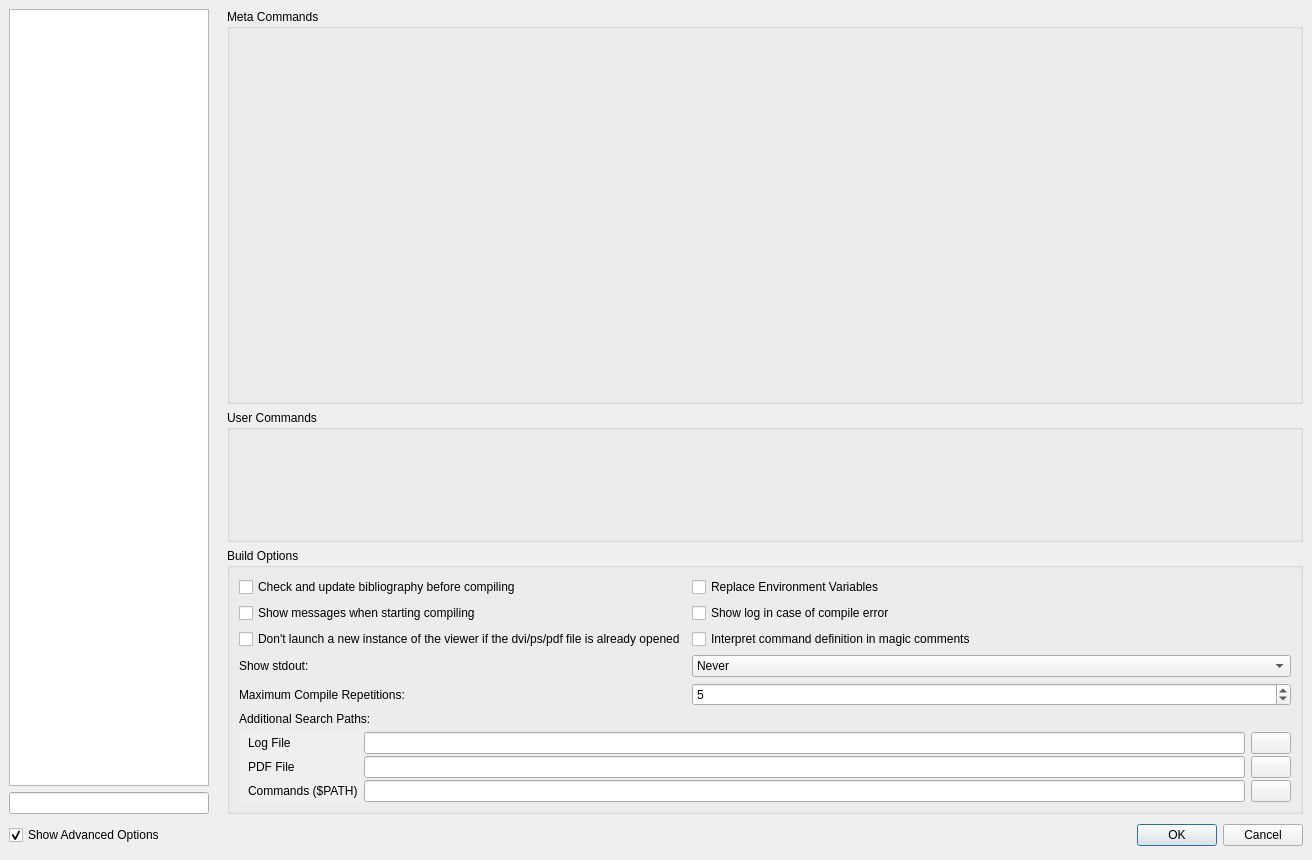
Before: the Qt Designer form configdialog.ui in texstudio-org/texstudio, drawn with Qt 5.
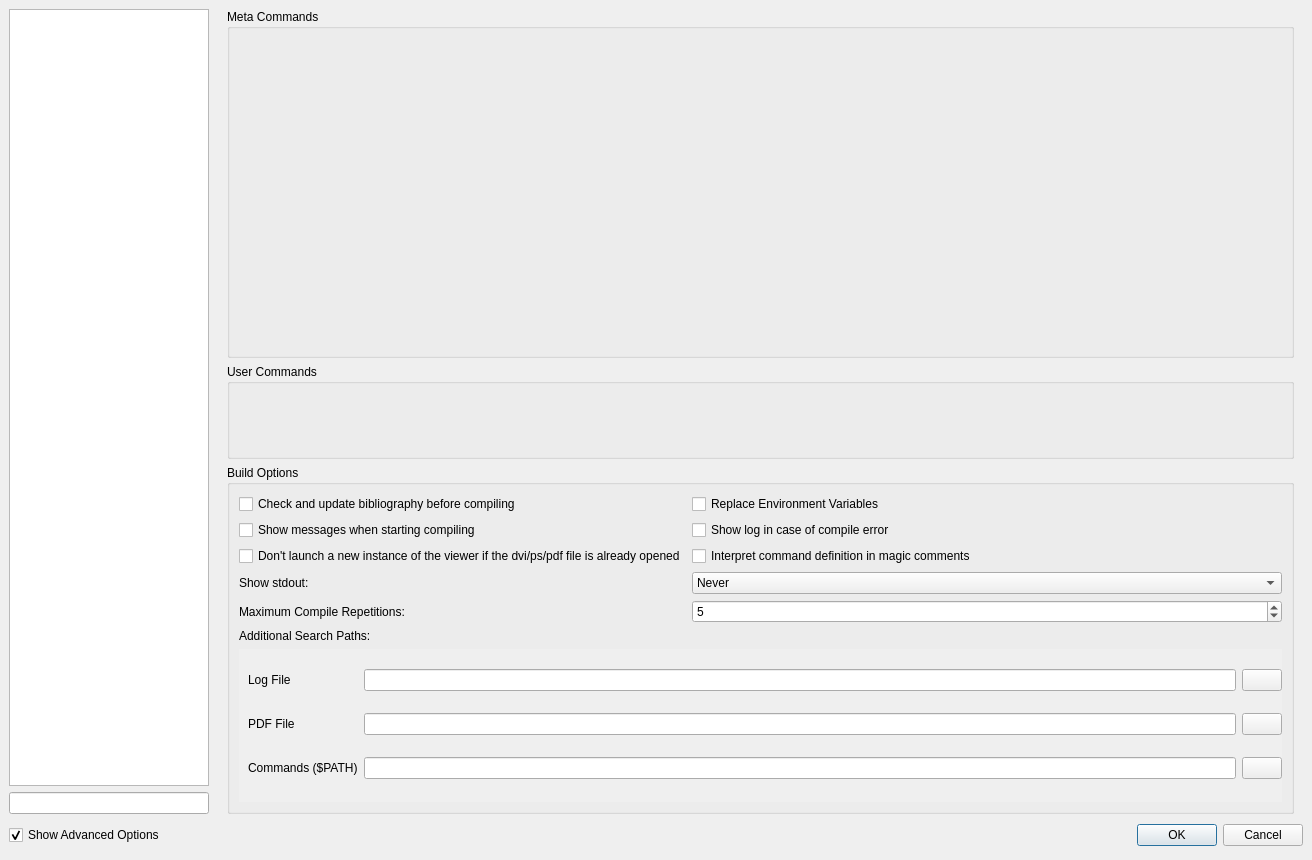
After: the same form once the commit is applied. The open tabs and pages were chosen to show the change. Icons and pictures are not drawn.

Commit message: improved layout of config build page

```diff
--- a/configdialog.ui
+++ b/configdialog.ui
@@ -639,8 +639,8 @@
        </item>
       </layout>
      </widget>
-     <widget class="QWidget" name="pageQuickBuild">
-      <layout class="QVBoxLayout" stretch="3,1,0">
+     <widget class="QWidget" name="pageBuild">
+      <layout class="QVBoxLayout" stretch="0">
        <property name="spacing">
         <number>6</number>
        </property>
@@ -651,6 +651,33 @@
         <number>0</number>
        </property>
        <property name="rightMargin">
+        <number>0</number>
+       </property>
+       <property name="bottomMargin">
+        <number>0</number>
+       </property>
+       <item>
+        <widget class="QScrollArea" name="scrollAreaBuild">
+         <property name="frameShape">
+          <enum>QFrame::NoFrame</enum>
+         </property>
+         <property name="widgetResizable">
+          <bool>true</bool>
+         </property>
+         <widget class="QWidget" name="scrollAreaBuildContents">
+          <property name="geometry">
+           <rect>
+            <x>0</x>
+            <y>0</y>
+            <width>1076</width>
+            <height>803</height>
+           </rect>
+          </property>
+          <layout class="QVBoxLayout" name="verticalLayout_17">
+           <property name="leftMargin">
+            <number>0</number>
+           </property>
+           <property name="topMargin">
         <number>0</number>
        </property>
        <property name="bottomMargin">
@@ -664,6 +691,12 @@
            <verstretch>0</verstretch>
           </sizepolicy>
          </property>
+             <property name="minimumSize">
+              <size>
+               <width>0</width>
+               <height>200</height>
+              </size>
+             </property>
          <property name="baseSize">
           <size>
            <width>0</width>
@@ -677,6 +710,12 @@
        </item>
        <item>
         <widget class="QGroupBox" name="groupBoxUserCommands">
+             <property name="minimumSize">
+              <size>
+               <width>0</width>
+               <height>95</height>
+              </size>
+             </property>
          <property name="title">
           <string>User Commands</string>
          </property>
@@ -801,7 +840,7 @@
               <rect>
                <x>0</x>
                <y>0</y>
-               <width>1056</width>
+                   <width>1047</width>
                <height>76</height>
               </rect>
              </property>
@@ -948,6 +987,10 @@
            </widget>
           </item>
          </layout>
+            </widget>
+           </item>
+          </layout>
+         </widget>
         </widget>
        </item>
       </layout>
```
Left out of the diff: 2 changed lines with no effect on the pictures. Lines whose indentation alone changed are shown as unchanged. The commit also changes 1 other file.
